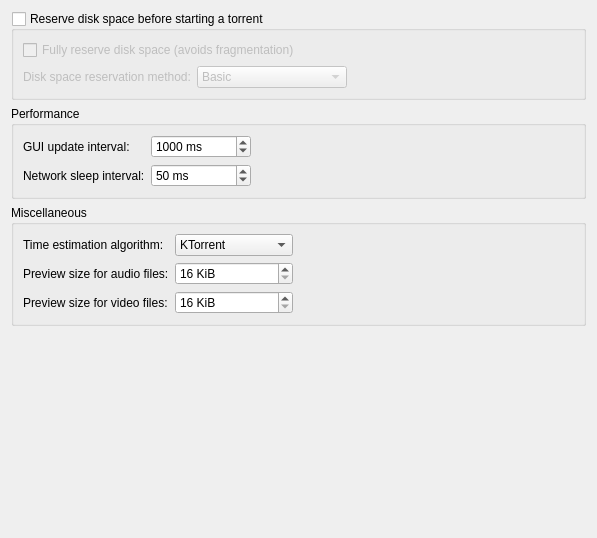
Old version of the form ktorrent/advancedpref.ui in the repository netrunner-debian-kde-extras/ktorrent.
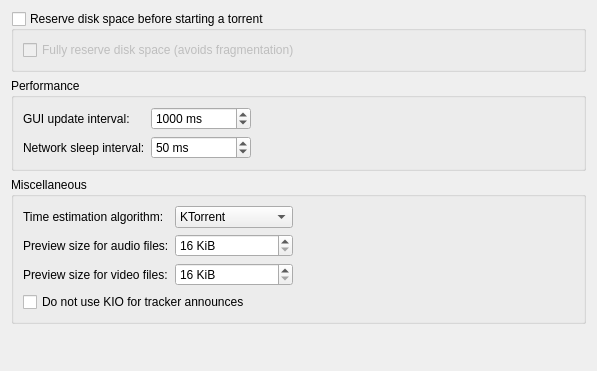
New version of the form.

```diff
--- a/ktorrent/advancedpref.ui
+++ b/ktorrent/advancedpref.ui
@@ -1,18 +1,18 @@
 <ui version="4.0" >
  <class>AdvancedPref</class>
- <widget class="QWidget" name="AdvancedPref" >
-  <property name="geometry" >
+ <widget class="QWidget" name="AdvancedPref">
+  <property name="geometry">
    <rect>
     <x>0</x>
     <y>0</y>
     <width>583</width>
-    <height>538</height>
+    <height>371</height>
    </rect>
   </property>
-  <layout class="QVBoxLayout" >
+  <layout class="QVBoxLayout" name="verticalLayout_2">
    <item>
-    <widget class="QGroupBox" name="kcfg_diskPrealloc" >
-     <property name="toolTip" >
+    <widget class="QGroupBox" name="kcfg_diskPrealloc">
+     <property name="toolTip">
       <string>Whether or not diskspace should be reserved before starting to download a torrent.</string>
      </property>
      <property name="title" >
@@ -24,7 +24,7 @@
      <property name="checked" >
       <bool>false</bool>
      </property>
-     <layout class="QVBoxLayout" >
+     <layout class="QVBoxLayout">
       <item>
        <widget class="QCheckBox" name="kcfg_fullDiskPrealloc" >
         <property name="toolTip" >
@@ -35,80 +35,27 @@
         </property>
        </widget>
       </item>
-      <item>
-       <layout class="QHBoxLayout" >
-        <item>
-         <widget class="QLabel" name="label_7" >
-          <property name="text" >
-           <string>Disk space reservation method:</string>
-          </property>
-         </widget>
-        </item>
-        <item>
-         <widget class="QComboBox" name="kcfg_fullDiskPreallocMethod" >
-          <property name="minimumSize" >
-           <size>
-            <width>150</width>
-            <height>0</height>
-           </size>
-          </property>
-          <property name="toolTip" >
-           <string>&lt;html>Which method to use for reserving diskspace.
-&lt;ul>&lt;li>
-&lt;b>Basic:&lt;/b> Will work on all filesystems, but is slow.
-&lt;/li>&lt;li>
-&lt;b>Filesystem Specific:&lt;/b> Will use special methods provided by some filesystems, which are faster than the basic method.
-&lt;/li>&lt;/ul>
-&lt;/html></string>
-          </property>
-          <item>
-           <property name="text" >
-            <string>Basic</string>
-           </property>
-          </item>
-          <item>
-           <property name="text" >
-            <string>Filesystem Specific</string>
-           </property>
-          </item>
-         </widget>
-        </item>
-        <item>
-         <spacer>
-          <property name="orientation" >
-           <enum>Qt::Horizontal</enum>
-          </property>
-          <property name="sizeHint" stdset="0" >
-           <size>
-            <width>40</width>
-            <height>20</height>
-           </size>
-          </property>
-         </spacer>
-        </item>
-       </layout>
-      </item>
-     </layout>
+     </layout>
     </widget>
    </item>
    <item>
-    <widget class="QGroupBox" name="groupBox_3" >
-     <property name="title" >
+    <widget class="QGroupBox" name="groupBox_3">
+     <property name="title">
       <string>Performance</string>
      </property>
-     <layout class="QHBoxLayout" >
+     <layout class="QHBoxLayout">
       <item>
-       <layout class="QGridLayout" >
-        <item row="0" column="0" >
-         <widget class="QLabel" name="label_5" >
-          <property name="text" >
+       <layout class="QGridLayout">
+        <item row="0" column="0">
+         <widget class="QLabel" name="label_5">
+          <property name="text">
            <string>GUI update interval:</string>
           </property>
          </widget>
         </item>
-        <item row="0" column="1" >
-         <widget class="QSpinBox" name="kcfg_guiUpdateInterval" >
-          <property name="minimumSize" >
+        <item row="0" column="1">
+         <widget class="QSpinBox" name="kcfg_guiUpdateInterval">
+          <property name="minimumSize">
            <size>
             <width>100</width>
             <height>0</height>
@@ -137,18 +84,18 @@
           </property>
          </widget>
         </item>
-        <item row="1" column="0" >
-         <widget class="QLabel" name="label_6" >
-          <property name="text" >
+        <item row="1" column="0">
+         <widget class="QLabel" name="label_6">
+          <property name="text">
            <string>Network sleep interval:</string>
           </property>
          </widget>
         </item>
-        <item row="1" column="1" >
-         <widget class="QSpinBox" name="kcfg_cpuUsage" >
-          <property name="toolTip" >
-           <string>&lt;!DOCTYPE HTML PUBLIC "-//W3C//DTD HTML 4.0//EN" "http://www.w3.org/TR/REC-html40/strict.dtd">
-&lt;html>&lt;head>&lt;meta name="qrichtext" content="1" />&lt;style type="text/css">
+        <item row="1" column="1">
+         <widget class="QSpinBox" name="kcfg_cpuUsage">
+          <property name="toolTip">
+           <string>&lt;!DOCTYPE HTML PUBLIC &quot;-//W3C//DTD HTML 4.0//EN&quot; &quot;http://www.w3.org/TR/REC-html40/strict.dtd&quot;&gt;
+&lt;html&gt;&lt;head&gt;&lt;meta name=&quot;qrichtext&quot; content=&quot;1&quot; /&gt;&lt;style type=&quot;text/css&quot;&gt;
 p, li { white-space: pre-wrap; }
 &lt;/style>&lt;/head>&lt;body style=" font-family:'OpenSymbol'; font-size:8pt; font-weight:400; font-style:normal;">
 &lt;p style=" margin-top:0px; margin-bottom:0px; margin-left:0px; margin-right:0px; -qt-block-indent:0; text-indent:0px; font-size:9pt;">&lt;span style=" font-size:8pt;">Amount of time the network threads will sleep when they are speed limited. This has absolutely no effect when there are no speed limits.&lt;/span>&lt;/p>
@@ -178,7 +125,7 @@
         <property name="orientation" >
          <enum>Qt::Horizontal</enum>
         </property>
-        <property name="sizeHint" stdset="0" >
+        <property name="sizeHint" stdset="0">
          <size>
           <width>111</width>
           <height>20</height>
@@ -190,25 +137,27 @@
     </widget>
    </item>
    <item>
-    <widget class="QGroupBox" name="groupBox" >
-     <property name="title" >
+    <widget class="QGroupBox" name="groupBox">
+     <property name="title">
       <string>Miscellaneous</string>
      </property>
-     <layout class="QHBoxLayout" >
+     <layout class="QVBoxLayout" name="verticalLayout">
       <item>
-       <layout class="QGridLayout" >
-        <item row="0" column="0" >
-         <widget class="QLabel" name="label" >
-          <property name="text" >
+       <layout class="QHBoxLayout" name="horizontalLayout">
+        <item>
+         <layout class="QGridLayout">
+          <item row="0" column="0">
+           <widget class="QLabel" name="label">
+            <property name="text">
            <string>Time estimation algorithm:</string>
           </property>
          </widget>
         </item>
-        <item row="0" column="1" >
-         <widget class="QComboBox" name="kcfg_eta" >
-          <property name="toolTip" >
-           <string>&lt;!DOCTYPE HTML PUBLIC "-//W3C//DTD HTML 4.0//EN" "http://www.w3.org/TR/REC-html40/strict.dtd">
-&lt;html>&lt;head>&lt;meta name="qrichtext" content="1" />&lt;style type="text/css">
+          <item row="0" column="1">
+           <widget class="QComboBox" name="kcfg_eta">
+            <property name="toolTip">
+             <string>&lt;!DOCTYPE HTML PUBLIC &quot;-//W3C//DTD HTML 4.0//EN&quot; &quot;http://www.w3.org/TR/REC-html40/strict.dtd&quot;&gt;
+&lt;html&gt;&lt;head&gt;&lt;meta name=&quot;qrichtext&quot; content=&quot;1&quot; /&gt;&lt;style type=&quot;text/css&quot;&gt;
 p, li { white-space: pre-wrap; }
 &lt;/style>&lt;/head>&lt;body style=" font-family:'OpenSymbol'; font-size:8pt; font-weight:400; font-style:normal;">
 &lt;p style=" margin-top:0px; margin-bottom:0px; margin-left:0px; margin-right:0px; -qt-block-indent:0; text-indent:0px; font-size:10pt;">&lt;span style=" font-size:8pt;">Select which algorithm to use for estimating the time left :&lt;/span>&lt;/p>
@@ -246,17 +195,17 @@
           </item>
          </widget>
         </item>
-        <item row="1" column="0" >
-         <widget class="QLabel" name="label_2" >
-          <property name="text" >
+          <item row="1" column="0">
+           <widget class="QLabel" name="label_2">
+            <property name="text">
            <string>Preview size for audio files:</string>
           </property>
          </widget>
         </item>
-        <item row="1" column="1" >
-         <widget class="QSpinBox" name="kcfg_previewSizeAudio" >
-          <property name="toolTip" >
-           <string>&lt;html>&lt;head>&lt;meta name="qrichtext" content="1" />&lt;style type="text/css">
+          <item row="1" column="1">
+           <widget class="QSpinBox" name="kcfg_previewSizeAudio">
+            <property name="toolTip">
+             <string>&lt;html&gt;&lt;head&gt;&lt;meta name=&quot;qrichtext&quot; content=&quot;1&quot; /&gt;&lt;style type=&quot;text/css&quot;&gt;
 p, li { white-space: pre-wrap; }
 &lt;/style>&lt;/head>&lt;body style=" font-family:'OpenSymbol'; font-size:8pt; font-weight:400; font-style:normal;">
 &lt;p style=" margin-top:0px; margin-bottom:0px; margin-left:0px; margin-right:0px; -qt-block-indent:0; text-indent:0px;">The amount of data at the beginning and end of an audio file, which will be prioritized for previewing.&lt;/p>&lt;/body>&lt;/html></string>
@@ -272,17 +221,17 @@
           </property>
          </widget>
         </item>
-        <item row="2" column="0" >
-         <widget class="QLabel" name="label_3" >
-          <property name="text" >
+          <item row="2" column="0">
+           <widget class="QLabel" name="label_3">
+            <property name="text">
            <string>Preview size for video files:</string>
           </property>
          </widget>
         </item>
-        <item row="2" column="1" >
-         <widget class="QSpinBox" name="kcfg_previewSizeVideo" >
-          <property name="toolTip" >
-           <string>&lt;html>&lt;head>&lt;meta name="qrichtext" content="1" />&lt;style type="text/css">
+          <item row="2" column="1">
+           <widget class="QSpinBox" name="kcfg_previewSizeVideo">
+            <property name="toolTip">
+             <string>&lt;html&gt;&lt;head&gt;&lt;meta name=&quot;qrichtext&quot; content=&quot;1&quot; /&gt;&lt;style type=&quot;text/css&quot;&gt;
 p, li { white-space: pre-wrap; }
 &lt;/style>&lt;/head>&lt;body style=" font-family:'OpenSymbol'; font-size:8pt; font-weight:400; font-style:normal;">
 &lt;p style=" margin-top:0px; margin-bottom:0px; margin-left:0px; margin-right:0px; -qt-block-indent:0; text-indent:0px;">The amount of data at the beginning and end of a video file, which will be prioritized for previewing.&lt;/p>&lt;/body>&lt;/html></string>
@@ -302,10 +251,10 @@
       </item>
       <item>
        <spacer>
-        <property name="orientation" >
+          <property name="orientation">
          <enum>Qt::Horizontal</enum>
         </property>
-        <property name="sizeHint" stdset="0" >
+          <property name="sizeHint" stdset="0">
          <size>
           <width>111</width>
           <height>20</height>
@@ -314,14 +263,28 @@
        </spacer>
       </item>
      </layout>
+      </item>
+      <item>
+       <widget class="QCheckBox" name="kcfg_useQHttpAnnounce">
+        <property name="toolTip">
+         <string>Disables the use of KDE's KIO library for tracker announces.
+
+This is experimental and should only be used if you are getting a lot of connection to host broken errors.</string>
+        </property>
+        <property name="text">
+         <string>Do not use KIO for tracker announces</string>
+        </property>
+       </widget>
+      </item>
+     </layout>
     </widget>
    </item>
    <item>
     <spacer>
-     <property name="orientation" >
+     <property name="orientation">
       <enum>Qt::Vertical</enum>
      </property>
-     <property name="sizeHint" stdset="0" >
+     <property name="sizeHint" stdset="0">
       <size>
        <width>575</width>
        <height>20</height>
```
Left out of the diff: 128 changed lines with no effect on the pictures. Lines whose indentation alone changed are shown as unchanged.
